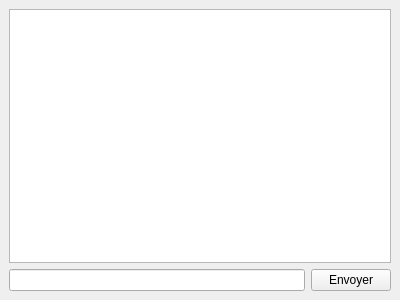
Above: client/MainWindow.ui from ThomasFzr/chat-multi-channel before the change. Below: the same form after it.
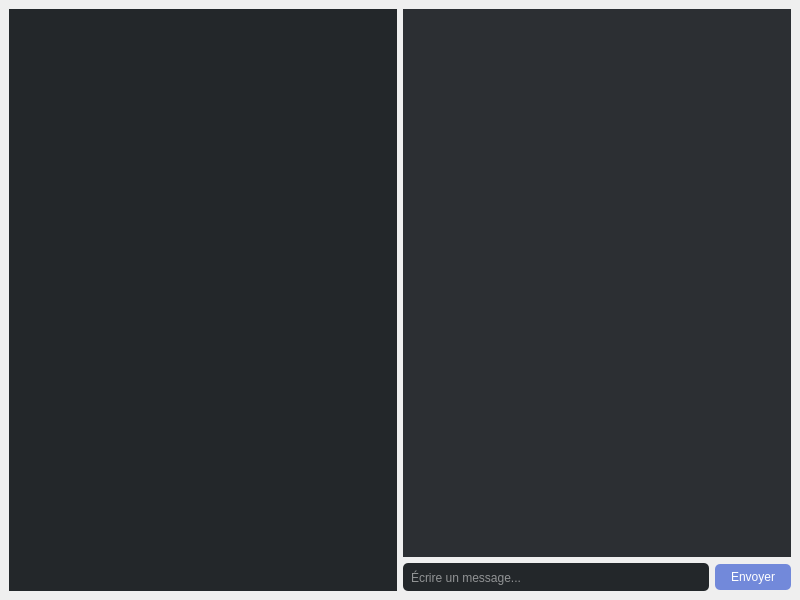
That is the form after the change.

```diff
--- a/client/MainWindow.ui
+++ b/client/MainWindow.ui
@@ -4,26 +4,57 @@
  <widget class="QMainWindow" name="MainWindow">
   <property name="geometry">
    <rect>
-    <x>0</x><y>0</y><width>400</width><height>300</height>
+    <x>0</x>
+    <y>0</y>
+    <width>800</width>
+    <height>600</height>
    </rect>
   </property>
   <widget class="QWidget" name="centralwidget">
-   <layout class="QVBoxLayout" name="verticalLayout">
+   <layout class="QHBoxLayout" name="horizontalLayout">
     <item>
-     <widget class="QTextEdit" name="chatTextEdit"/>
+     <widget class="QListWidget" name="roomListWidget">
+      <property name="minimumWidth">
+       <number>150</number>
+      </property>
+      <property name="styleSheet">
+       <string>background-color: #23272A; color: #fff; border: none;</string>
+      </property>
+     </widget>
     </item>
     <item>
-     <layout class="QHBoxLayout" name="horizontalLayout">
+     <layout class="QVBoxLayout" name="verticalLayout">
       <item>
-       <widget class="QLineEdit" name="messageLineEdit"/>
-      </item>
-      <item>
-       <widget class="QPushButton" name="sendButton">
-        <property name="text">
-         <string>Envoyer</string>
+       <widget class="QListWidget" name="chatListWidget">
+        <property name="styleSheet">
+         <string>background-color: #2C2F33; color: #fff; border: none;</string>
         </property>
        </widget>
       </item>
+      <item>
+       <layout class="QHBoxLayout" name="inputLayout">
+        <item>
+         <widget class="QLineEdit" name="messageLineEdit">
+          <property name="placeholderText">
+           <string>Écrire un message...</string>
+          </property>
+          <property name="styleSheet">
+           <string>background-color: #23272A; color: #fff; border-radius: 5px; padding: 6px;</string>
+          </property>
+         </widget>
+        </item>
+        <item>
+         <widget class="QPushButton" name="sendButton">
+          <property name="text">
+           <string>Envoyer</string>
+          </property>
+          <property name="styleSheet">
+           <string>background-color: #7289DA; color: #fff; border-radius: 5px; padding: 6px 16px;</string>
+          </property>
+         </widget>
+        </item>
+       </layout>
+      </item>
      </layout>
     </item>
    </layout>
```
Left out of the diff: 3 changed lines with no effect on the pictures.
